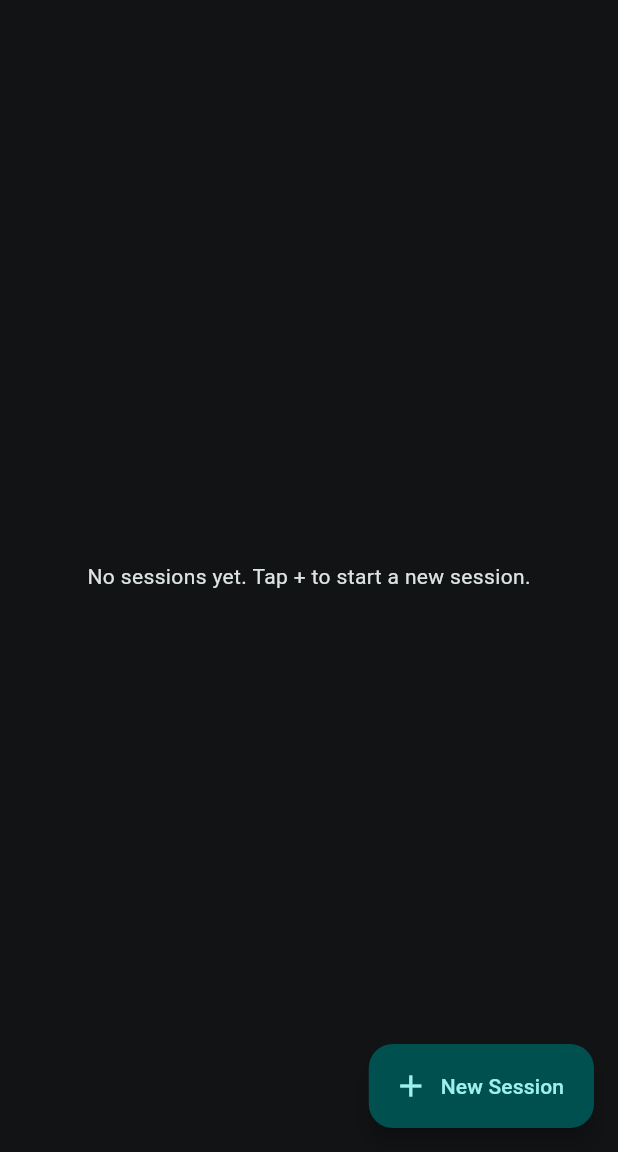
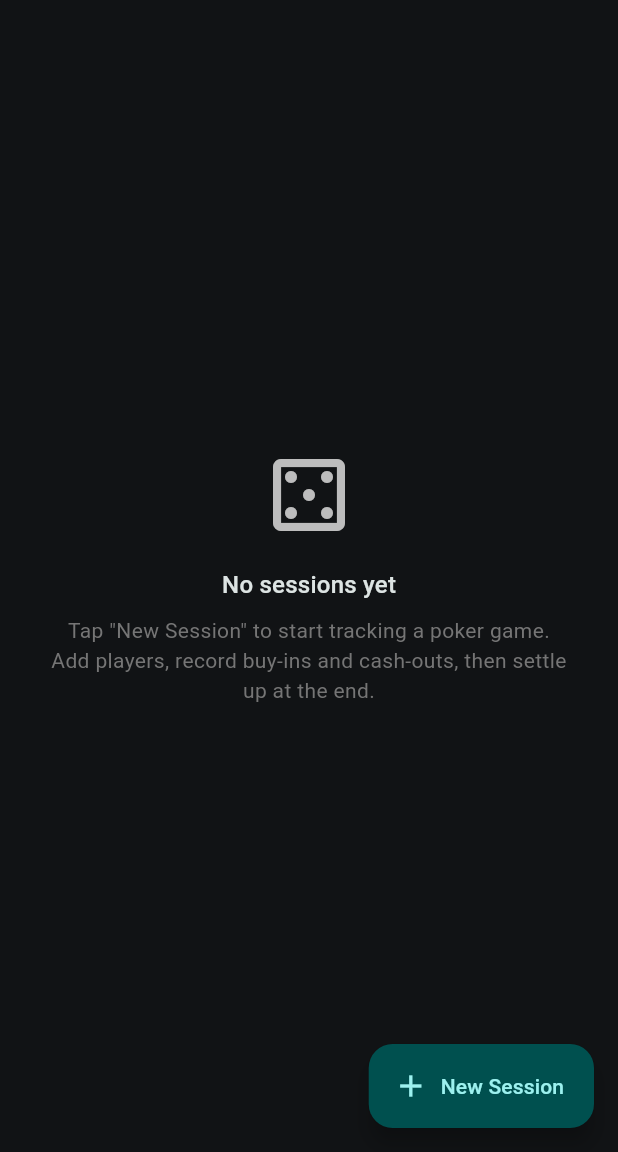
Before and after one commit to Eli-Roderick/poker_ledger, a Flutter app: the SessionsHomeScreen screen opened directly, on a phone screen of 412 x 824 dp, the part 84-1236 px from its top. Run offline on Flutter 3.47's test engine with Material 3 defaults, Android fonts, the phone set to English and light mode, and no system bars; our stand-ins replace csv, flutter_riverpod, share_plus, sqflite, supabase_flutter; accounts and stored records are empty.

Commit message:
Add extensive non-intrusive help throughout the app

```diff
--- a/lib/src/features/session/presentation/sessions_home_screen.dart
+++ b/lib/src/features/session/presentation/sessions_home_screen.dart
@@ -97,10 +97,35 @@ class SessionsHomeScreen extends ConsumerWidget {
 
           if (filtered.isEmpty) {
             return Center(
-              child: Text(
-                hasActiveFilter
-                    ? 'No sessions match your filters.'
-                    : 'No sessions yet. Tap + to start a new session.',
+              child: Padding(
+                padding: const EdgeInsets.all(32),
+                child: Column(
+                  mainAxisAlignment: MainAxisAlignment.center,
+                  children: [
+                    Icon(
+                      hasActiveFilter ? Icons.filter_alt_off : Icons.casino_outlined,
+                      size: 64,
+                      color: Colors.grey.shade400,
+                    ),
+                    const SizedBox(height: 16),
+                    Text(
+                      hasActiveFilter
+                          ? 'No sessions match your filters'
+                          : 'No sessions yet',
+                      style: Theme.of(context).textTheme.titleMedium,
+                    ),
+                    const SizedBox(height: 8),
+                    Text(
+                      hasActiveFilter
+                          ? 'Try adjusting your date range or status filter'
+                          : 'Tap "New Session" to start tracking a poker game. Add players, record buy-ins and cash-outs, then settle up at the end.',
+                      textAlign: TextAlign.center,
+                      style: Theme.of(context).textTheme.bodyMedium?.copyWith(
+                        color: Colors.grey.shade600,
+                      ),
+                    ),
+                  ],
+                ),
               ),
             );
           }
@@ -138,6 +163,7 @@ class SessionsHomeScreen extends ConsumerWidget {
                   subtitle: Text('$started • $status'),
                   trailing: isOwner
                       ? IconButton(
+                          tooltip: 'Delete session',
                           icon: const Icon(Icons.delete_outline),
                           onPressed: () async {
                             final ok = await showDialog<bool>(
@@ -195,6 +221,7 @@ class SessionsHomeScreen extends ConsumerWidget {
         },
       ),
       floatingActionButton: FloatingActionButton.extended(
+        tooltip: 'Start a new poker session',
         onPressed: () async {
           // Prompt for an optional name
           final controller = TextEditingController();
@@ -202,9 +229,23 @@ class SessionsHomeScreen extends ConsumerWidget {
             context: context,
             builder: (_) => AlertDialog(
               title: const Text('New session'),
-              content: TextField(
-                controller: controller,
-                decoration: const InputDecoration(labelText: 'Name (optional)'),
+              content: Column(
+                mainAxisSize: MainAxisSize.min,
+                crossAxisAlignment: CrossAxisAlignment.start,
+                children: [
+                  TextField(
+                    controller: controller,
+                    decoration: const InputDecoration(
+                      labelText: 'Name (optional)',
+                      hintText: 'e.g., Friday Night Game',
+                    ),
+                  ),
+                  const SizedBox(height: 12),
+                  Text(
+                    'You can add players and set buy-ins after creating the session.',
+                    style: Theme.of(context).textTheme.bodySmall?.copyWith(color: Colors.grey),
+                  ),
+                ],
               ),
               actions: [
                 TextButton(onPressed: () => Navigator.pop(context), child: const Text('Cancel')),
```
Also changed, not shown: lib/src/features/analytics/presentation/analytics_screen.dart (+28 -0 lines), lib/src/features/groups/presentation/groups_screen.dart (+14 -2 lines), lib/src/features/players/presentation/players_list_screen.dart (+21 -5 lines), lib/src/features/session/presentation/session_detail_screen.dart (+18 -5 lines).
